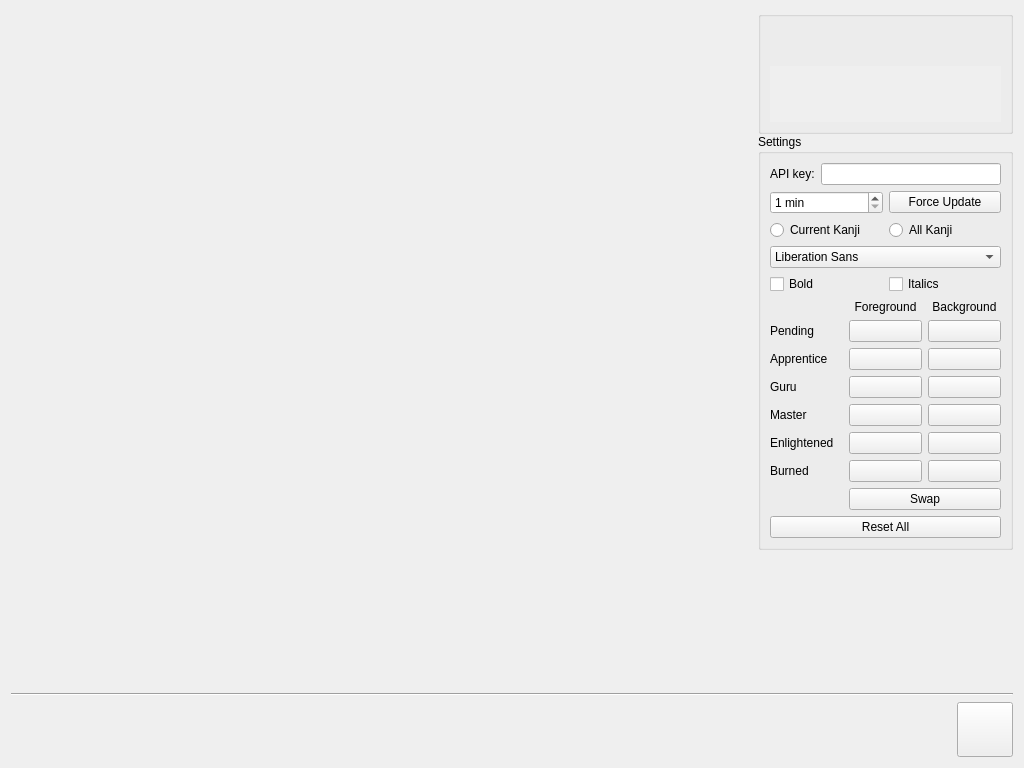
Old version of the form src/widget.ui in the repository agarny/wanikani.
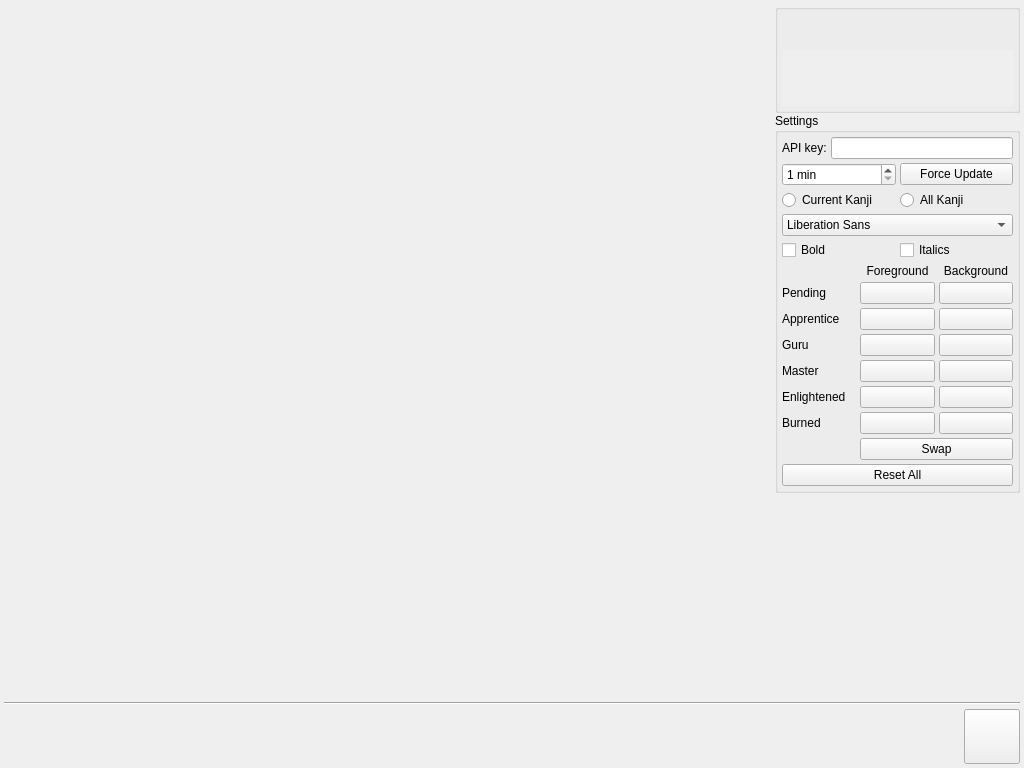
New version of the form. Icons and pictures are not drawn.

Commit message: QWidgetAction doesn't work on macOS, so do things differently. Various minor GUI improvements.

What changed in the file:
```diff
--- a/src/widget.ui
+++ b/src/widget.ui
@@ -14,6 +14,21 @@
    <string>WaniKani</string>
   </property>
   <layout class="QVBoxLayout" name="layout" stretch="1,0,0">
+   <property name="spacing">
+    <number>4</number>
+   </property>
+   <property name="leftMargin">
+    <number>4</number>
+   </property>
+   <property name="topMargin">
+    <number>4</number>
+   </property>
+   <property name="rightMargin">
+    <number>4</number>
+   </property>
+   <property name="bottomMargin">
+    <number>4</number>
+   </property>
    <item>
     <layout class="QHBoxLayout" name="horizontalLayout" stretch="1,0">
      <property name="spacing">
@@ -45,6 +60,21 @@
             <string/>
            </property>
            <layout class="QVBoxLayout" name="userInformationLayout">
+            <property name="spacing">
+             <number>4</number>
+            </property>
+            <property name="leftMargin">
+             <number>4</number>
+            </property>
+            <property name="topMargin">
+             <number>4</number>
+            </property>
+            <property name="rightMargin">
+             <number>4</number>
+            </property>
+            <property name="bottomMargin">
+             <number>4</number>
+            </property>
             <item>
              <widget class="QLabel" name="gravatarValue">
               <property name="alignment">
@@ -158,6 +188,21 @@
             <string>Settings</string>
            </property>
            <layout class="QVBoxLayout" name="settingsLayout">
+            <property name="spacing">
+             <number>4</number>
+            </property>
+            <property name="leftMargin">
+             <number>4</number>
+            </property>
+            <property name="topMargin">
+             <number>4</number>
+            </property>
+            <property name="rightMargin">
+             <number>4</number>
+            </property>
+            <property name="bottomMargin">
+             <number>4</number>
+            </property>
             <item>
              <layout class="QHBoxLayout" name="apiKeyLayout">
               <item>
```
The commit also changes 2 other files.
